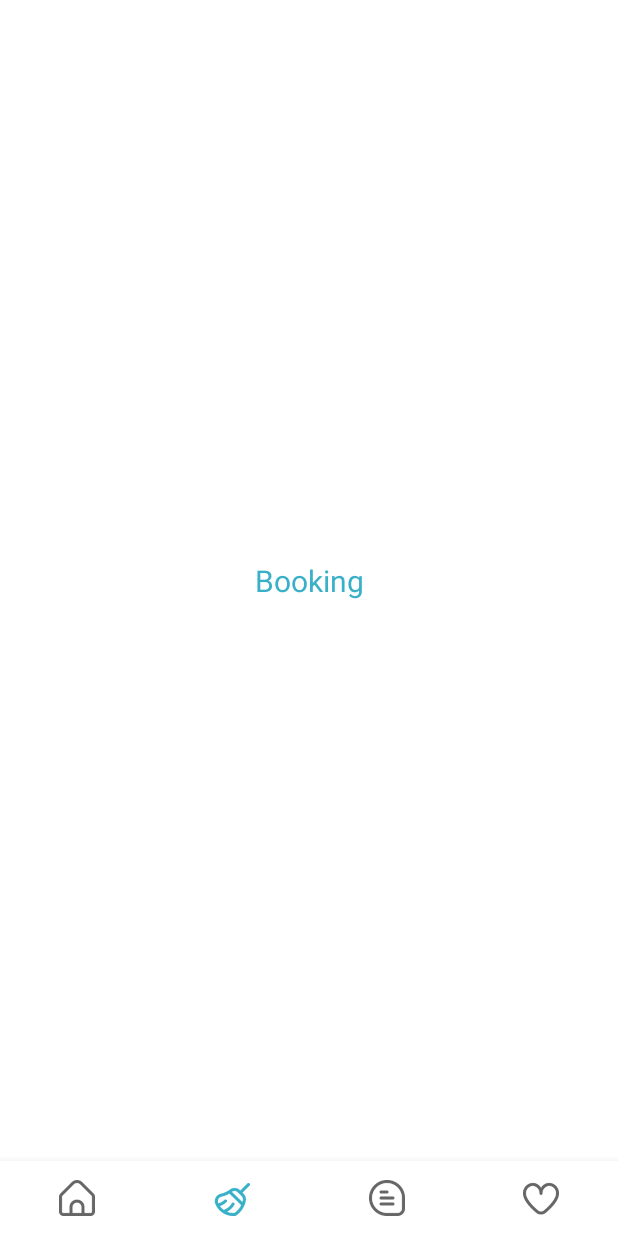
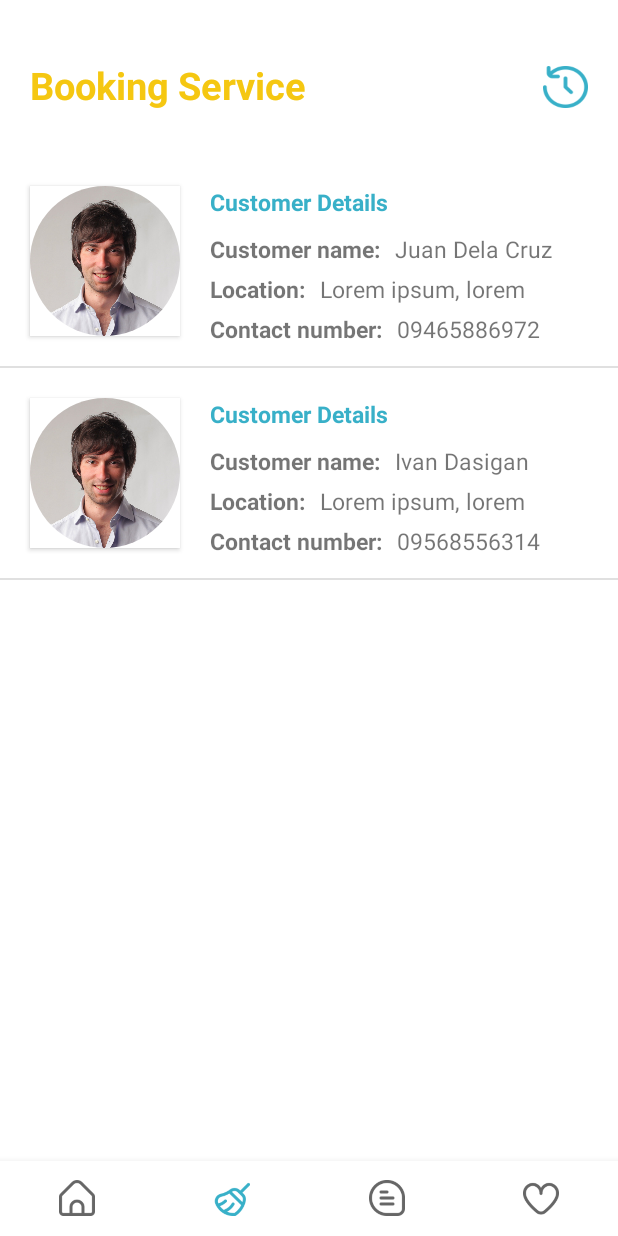
Before and after one commit to Ranz-prog/DustNShine_CustomerApp, an Android app: the FragmentHome screen opened directly, with no data from a screen before it, item 2 of the bottom bar chosen, on a phone screen of 412 x 824 dp. Run offline under Robolectric (Android 15) with nearby library versions, the phone set to English and light mode, and no system bars; our stand-ins replace CircleImageView.

Commit message:
UI Updates
Updated Home fragment, added Booking layout, models, and adapters, added drawables

```diff
--- /dev/null
+++ b/app/src/main/java/com/example/dustnshine/Models/booking_model.java
@@ -0,0 +1,46 @@
+package com.example.dustnshine.Models;
+
+public class booking_model {
+
+    private int customerImg;
+    private  String customerName, customerLocation,customerContact;
+
+    public booking_model(int customerImg, String customerName, String customerLocation, String customerContact) {
+        this.customerImg = customerImg;
+        this.customerName = customerName;
+        this.customerLocation = customerLocation;
+        this.customerContact = customerContact;
+    }
+
+    public int getCustomerImg() {
+        return customerImg;
+    }
+
+    public void setCustomerImg(int customerImg) {
+        this.customerImg = customerImg;
+    }
+
+    public String getCustomerName() {
+        return customerName;
+    }
+
+    public void setCustomerName(String customerName) {
+        this.customerName = customerName;
+    }
+
+    public String getCustomerLocation() {
+        return customerLocation;
+    }
+
+    public void setCustomerLocation(String customerLocation) {
+        this.customerLocation = customerLocation;
+    }
+
+    public String getCustomerContact() {
+        return customerContact;
+    }
+
+    public void setCustomerContact(String customerContact) {
+        this.customerContact = customerContact;
+    }
+}
--- a/app/src/main/java/com/example/dustnshine/Models/recommendation_model.java
+++ b/app/src/main/java/com/example/dustnshine/Models/recommendation_model.java
@@ -3,11 +3,13 @@ package com.example.dustnshine.Models;
 public class recommendation_model {
 
     private int companyImg;
-    private  String companyName;
+    private  String companyName,companyLocation,companyRating;
 
-    public recommendation_model(int companyImg, String companyName) {
+    public recommendation_model(int companyImg, String companyName, String companyLocation, String companyRating) {
         this.companyImg = companyImg;
         this.companyName = companyName;
+        this.companyLocation = companyLocation;
+        this.companyRating = companyRating;
     }
 
     public int getCompanyImg() {
@@ -25,4 +27,20 @@ public class recommendation_model {
     public void setCompanyName(String companyName) {
         this.companyName = companyName;
     }
+
+    public String getCompanyLocation() {
+        return companyLocation;
+    }
+
+    public void setCompanyLocation(String companyLocation) {
+        this.companyLocation = companyLocation;
+    }
+
+    public String getCompanyRating() {
+        return companyRating;
+    }
+
+    public void setCompanyRating(String companyRating) {
+        this.companyRating = companyRating;
+    }
 }
--- /dev/null
+++ b/app/src/main/java/com/example/dustnshine/adapter/booking_adapter.java
@@ -0,0 +1,67 @@
+package com.example.dustnshine.adapter;
+
+
+
+import android.view.LayoutInflater;
+import android.view.View;
+import android.view.ViewGroup;
+import android.widget.ImageView;
+import android.widget.TextView;
+
+import androidx.annotation.NonNull;
+import androidx.recyclerview.widget.RecyclerView;
+
+import com.example.dustnshine.Models.booking_model;
+import com.example.dustnshine.R;
+
+import java.util.List;
+
+public class booking_adapter extends RecyclerView.Adapter<booking_adapter.ViewHolder>{
+
+    List<booking_model> bookingModelList;
+
+    public booking_adapter(List<booking_model> bookingModelList) {
+        this.bookingModelList = bookingModelList;
+    }
+
+    @NonNull
+    @Override
+    public booking_adapter.ViewHolder onCreateViewHolder(@NonNull ViewGroup parent, int viewType) {
+        View view = LayoutInflater.from(parent.getContext()).inflate(R.layout.content_booking, parent, false);
+        booking_adapter.ViewHolder viewHolder = new booking_adapter.ViewHolder(view);
+
+        return viewHolder;
+    }
+
+    @Override
+    public void onBindViewHolder(@NonNull booking_adapter.ViewHolder holder, int position) {
+
+        holder.customerImg.setImageResource(bookingModelList.get(position).getCustomerImg());
+        holder.customerName.setText(bookingModelList.get(position).getCustomerName());
+        holder.customerLoc.setText(bookingModelList.get(position).getCustomerLocation());
+        holder.customerNum.setText(bookingModelList.get(position).getCustomerContact());
+
+
+    }
+
+    @Override
+    public int getItemCount() {
+        return bookingModelList.size();
+    }
+
+    public class ViewHolder extends RecyclerView.ViewHolder{
+
+        private ImageView customerImg;
+        private TextView customerName, customerLoc,customerNum;
+
+        public ViewHolder(@NonNull View itemView) {
+            super(itemView);
+
+            customerImg = itemView.findViewById(R.id.clientImage);
+            customerName = itemView.findViewById(R.id.customerNameBooking);
+            customerLoc = itemView.findViewById(R.id.customerLocationBooking);
+            customerNum = itemView.findViewById(R.id.contactNumberBooking);
+
+        }
+    }
+}
--- a/app/src/main/java/com/example/dustnshine/adapter/recommendation_adapter.java
+++ b/app/src/main/java/com/example/dustnshine/adapter/recommendation_adapter.java
@@ -38,6 +38,8 @@ public class recommendation_adapter extends RecyclerView.Adapter<recommendation_
 
         holder.companyImage.setImageResource(recommendationModelList.get(position).getCompanyImg());
         holder.companyName.setText(recommendationModelList.get(position).getCompanyName());
+        holder.companyLocation.setText(recommendationModelList.get(position).getCompanyLocation());
+        holder.companyRating.setText(recommendationModelList.get(position).getCompanyRating());
 
 
     }
@@ -50,13 +52,15 @@ public class recommendation_adapter extends RecyclerView.Adapter<recommendation_
     public class ViewHolder extends RecyclerView.ViewHolder{
 
         private ImageView companyImage;
-        private TextView companyName;
+        private TextView companyName,companyLocation,companyRating;
 
         public ViewHolder(@NonNull View itemView) {
             super(itemView);
 
             companyImage = itemView.findViewById(R.id.companyImg);
             companyName = itemView.findViewById(R.id.companyNameTV);
+            companyLocation = itemView.findViewById(R.id.companyLocationTV);
+            companyRating = itemView.findViewById(R.id.companyRatingTV);
 
         }
     }
--- a/app/src/main/java/com/example/dustnshine/ui/FragmentBooking.java
+++ b/app/src/main/java/com/example/dustnshine/ui/FragmentBooking.java
@@ -5,18 +5,58 @@ import android.view.LayoutInflater;
 import android.view.View;
 import android.view.ViewGroup;
 
+import androidx.annotation.NonNull;
+import androidx.annotation.Nullable;
 import androidx.fragment.app.Fragment;
+import androidx.recyclerview.widget.DividerItemDecoration;
+import androidx.recyclerview.widget.LinearLayoutManager;
+import androidx.recyclerview.widget.RecyclerView;
 
+import com.example.dustnshine.Models.booking_model;
 import com.example.dustnshine.R;
+import com.example.dustnshine.adapter.booking_adapter;
+
+import java.util.ArrayList;
+import java.util.List;
 
 public class FragmentBooking extends Fragment {
-    public FragmentBooking(){
+    private RecyclerView bookingRecycler;
+    private View view;
+    private List<booking_model> bookingModelList;
+
+    @Nullable
+    @Override
+    public View onCreateView(@NonNull LayoutInflater inflater, @Nullable ViewGroup container, @Nullable Bundle savedInstanceState) {
+
+
+        view = inflater.inflate(R.layout.fragment_booking,container,false);
+
+        bookingRecycler = view.findViewById(R.id.bookingList);
+        bookingRecycler.setHasFixedSize(true);
+        bookingRecycler.setLayoutManager(new LinearLayoutManager(getContext()));
+
+
+
+        bookingRecycler.setAdapter(new booking_adapter(bookingModels()));
+
+        RecyclerView.ItemDecoration divider = new DividerItemDecoration(getContext(), DividerItemDecoration.VERTICAL);
+        bookingRecycler.addItemDecoration(divider);
+
+        return view;
+    }
+
+    private List<booking_model> bookingModels(){
+
+        bookingModelList = new ArrayList<>();
+
+        bookingModelList.add(new booking_model(R.drawable.user,
+                "Juan Dela Cruz", "Lorem ipsum, lorem","09465886972"));
+        bookingModelList.add(new booking_model(R.drawable.user,
+                "Ivan Dasigan", "Lorem ipsum, lorem","09568556314"));
+
+        return bookingModelList;
+
+
 
     }
-
-    @Override
-    public View onCreateView(LayoutInflater inflater, ViewGroup container, Bundle savedInstanceState) {
-
-        return inflater.inflate(R.layout.fragment_booking, container, false);
-    }
 }
--- a/app/src/main/java/com/example/dustnshine/ui/FragmentHome.java
+++ b/app/src/main/java/com/example/dustnshine/ui/FragmentHome.java
@@ -70,13 +70,13 @@ public class FragmentHome extends Fragment {
         recommendationModelList = new ArrayList<>();
 
         recommendationModelList.add(new recommendation_model(R.drawable.company1,
-                "Clean Solutions"));
+                "Clean Solutions","Dagupan City","5/5"));
         recommendationModelList.add(new recommendation_model(R.drawable.company2,
-                "Super Clean"));
+                "Super Clean","Dagupan City","5/5"));
         recommendationModelList.add(new recommendation_model(R.drawable.company1,
-                "Clean Solutions"));
+                "Clean Solutions","Dagupan City","5/5"));
         recommendationModelList.add(new recommendation_model(R.drawable.company2,
-                "Super Clean"));
+                "Super Clean","Dagupan City","5/5"));
 
         return recommendationModelList;
 
--- a/app/src/main/res/layout/booked_service_layout.xml
+++ /dev/null
@@ -1,59 +0,0 @@
-<?xml version="1.0" encoding="utf-8"?>
-<RelativeLayout xmlns:android="http://schemas.android.com/apk/res/android"
-    android:layout_width="match_parent"
-    android:layout_height="match_parent"
-    xmlns:app="http://schemas.android.com/apk/res-auto">
-
-    <androidx.cardview.widget.CardView
-        android:layout_width="80dp"
-        android:layout_height="80dp"
-        android:layout_gravity="center_horizontal"
-        android:elevation="0dp"
-        android:layout_margin="20dp"
-        android:innerRadius="0dp"
-        android:shape="ring"
-        app:cardCornerRadius="100dp">
-
-        <ImageView
-            android:layout_width="match_parent"
-            android:layout_height="match_parent"
-            android:layout_gravity="center_horizontal"
-            android:src="@drawable/ic_dustnshine_logo" />
-
-    </androidx.cardview.widget.CardView>
-
-    <LinearLayout
-        android:layout_width="wrap_content"
-        android:layout_height="wrap_content"
-        android:orientation="vertical"
-        android:layout_marginTop="20dp"
-        android:layout_marginStart="120dp">
-
-        <TextView
-            android:layout_width="wrap_content"
-            android:layout_height="wrap_content"
-            android:text="@string/customerdetails"
-            android:textSize="15sp"
-            android:textColor="@color/app_theme_blue"/>
-
-        <TextView
-            android:layout_width="wrap_content"
-            android:layout_height="wrap_content"
-            android:text="@string/customername"
-            android:textSize="15sp"/>
-
-        <TextView
-            android:layout_width="wrap_content"
-            android:layout_height="wrap_content"
-            android:text="@string/locationdetails"
-            android:textSize="15sp"/>
-
-        <TextView
-            android:layout_width="wrap_content"
-            android:layout_height="wrap_content"
-            android:text="@string/contactnumber"
-            android:textSize="15sp"/>
-
-    </LinearLayout>
-
-</RelativeLayout>
--- /dev/null
+++ b/app/src/main/res/layout/content_booking.xml
@@ -0,0 +1,109 @@
+<?xml version="1.0" encoding="utf-8"?>
+<RelativeLayout xmlns:android="http://schemas.android.com/apk/res/android"
+    android:layout_width="wrap_content"
+    android:layout_height="wrap_content"
+    xmlns:app="http://schemas.android.com/apk/res-auto">
+
+    <androidx.cardview.widget.CardView
+        android:id="@+id/cardView"
+        android:layout_width="100dp"
+        android:layout_height="100dp"
+        android:layout_gravity="center_horizontal"
+
+        android:elevation="0dp"
+        android:layout_margin="20dp"
+        android:innerRadius="0dp"
+        android:shape="ring"
+        app:cardCornerRadius="00dp">
+
+        <de.hdodenhof.circleimageview.CircleImageView
+            android:id="@+id/clientImage"
+            android:layout_width="match_parent"
+            android:layout_height="match_parent"
+            android:src="@drawable/user" />
+
+
+    </androidx.cardview.widget.CardView>
+
+    <RelativeLayout
+        android:layout_width="wrap_content"
+        android:layout_height="wrap_content"
+        android:layout_marginStart="0dp"
+        android:layout_marginTop="20dp"
+        android:layout_toRightOf="@+id/cardView">
+
+        <TextView
+            android:id="@+id/detailsTv"
+            android:layout_width="wrap_content"
+            android:layout_height="wrap_content"
+            android:text="@string/customerdetails"
+            android:textColor="@color/app_theme_blue"
+            android:textSize="15sp"
+            android:textStyle="bold"/>
+
+        <TextView
+            android:id="@+id/nameTv"
+            android:layout_width="wrap_content"
+            android:layout_height="wrap_content"
+            android:layout_below="@id/detailsTv"
+            android:layout_marginTop="10dp"
+            android:text="@string/customername"
+            android:textSize="15sp"
+            android:textStyle="bold" />
+
+        <TextView
+            android:id="@+id/customerNameBooking"
+            android:layout_width="wrap_content"
+            android:layout_height="wrap_content"
+            android:layout_below="@+id/detailsTv"
+            android:layout_marginLeft="10dp"
+            android:layout_marginTop="10dp"
+            android:layout_toRightOf="@+id/nameTv"
+            android:text="@string/customername"
+            android:textSize="15sp" />
+
+        <TextView
+            android:id="@+id/locTv"
+            android:layout_width="wrap_content"
+            android:layout_height="wrap_content"
+            android:layout_below="@+id/nameTv"
+            android:layout_marginTop="5dp"
+            android:text="@string/locationdetails"
+            android:textSize="15sp"
+            android:textStyle="bold" />
+
+        <TextView
+            android:id="@+id/customerLocationBooking"
+            android:layout_width="wrap_content"
+            android:layout_height="wrap_content"
+            android:layout_below="@+id/nameTv"
+            android:layout_marginLeft="10dp"
+            android:layout_marginTop="5dp"
+            android:layout_toRightOf="@+id/locTv"
+            android:text="@string/location"
+            android:textSize="15sp" />
+
+        <TextView
+            android:id="@+id/conTv"
+            android:layout_width="wrap_content"
+            android:layout_height="wrap_content"
+            android:layout_below="@+id/locTv"
+            android:layout_marginTop="5dp"
+            android:text="@string/contactnumber"
+            android:textSize="15sp"
+            android:textStyle="bold" />
+
+        <TextView
+            android:id="@+id/contactNumberBooking"
+            android:layout_width="wrap_content"
+            android:layout_height="wrap_content"
+            android:layout_below="@+id/locTv"
+            android:layout_marginLeft="10dp"
+            android:layout_marginTop="5dp"
+            android:layout_toRightOf="@+id/conTv"
+            android:text="@string/contactnumber"
+            android:textSize="15sp" />
+
+    </RelativeLayout>
+
+</RelativeLayout>
--- a/app/src/main/res/layout/favorite_company_layout.xml
+++ b/app/src/main/res/layout/content_favorite_company.xml
@@ -1,7 +1,7 @@
 <?xml version="1.0" encoding="utf-8"?>
 <RelativeLayout xmlns:android="http://schemas.android.com/apk/res/android"
-    android:layout_width="match_parent"
-    android:layout_height="match_parent"
+    android:layout_width="wrap_content"
+    android:layout_height="wrap_content"
     xmlns:app="http://schemas.android.com/apk/res-auto">
 
     <androidx.cardview.widget.CardView
@@ -9,11 +9,13 @@
         android:layout_height="200dp"
         android:layout_margin="15dp"
         android:layout_marginBottom="80dp"
-        app:cardCornerRadius="7dp">
+        app:cardCornerRadius="15dp">
 
         <ImageView
             android:layout_width="match_parent"
-            android:layout_height="match_parent"/>
+            android:layout_height="match_parent"
+            android:src="@drawable/company1"
+            android:scaleType="fitXY"/>
 
         <RelativeLayout
             android:layout_width="match_parent"
--- a/app/src/main/res/layout/content_recommendation.xml
+++ b/app/src/main/res/layout/content_recommendation.xml
@@ -5,6 +5,10 @@
     android:orientation="vertical"
     android:layout_marginRight="10dp"
     >
+    <androidx.cardview.widget.CardView
+        android:layout_width="match_parent"
+        android:layout_height="match_parent"
+        app:cardCornerRadius="15dp">
 
     <ImageView
         android:id="@+id/companyImg"
@@ -13,16 +17,55 @@
         android:scaleType="fitXY"
         app:srcCompat="@drawable/company1" />
 
+        <RelativeLayout
+            android:layout_width="match_parent"
+            android:layout_height="wrap_content"
+            >
+
         <TextView
             android:id="@+id/companyNameTV"
             android:layout_width="wrap_content"
             android:layout_height="wrap_content"
             android:layout_marginStart="10dp"
-        android:layout_marginTop="150dp"
+            android:layout_marginTop="120dp"
             android:text="Clean Solutions"
             android:textColor="@color/app_theme_blue"
             android:textSize="20sp"
             android:textStyle="bold" />
 
+            <TextView
+                android:id="@+id/companyLocationTV"
+                android:layout_width="wrap_content"
+                android:layout_height="wrap_content"
+                android:layout_below="@+id/companyNameTV"
+
+                android:layout_marginStart="10dp"
+                android:text="location"
+                android:textColor="@color/white"
+                android:textSize="13sp" />
+
+            <TextView
+                android:id="@+id/companyRatingTV"
+                android:layout_width="wrap_content"
+                android:layout_height="wrap_content"
+                android:layout_below="@+id/companyLocationTV"
+                android:layout_alignParentEnd="true"
+                android:layout_marginStart="5dp"
+                android:layout_marginEnd="15dp"
+                android:text="rating"
+                android:textColor="@color/white"
+                android:textSize="13sp" />
+
+            <ImageView
+                android:id="@+id/star"
+                android:layout_below="@+id/companyLocationTV"
+                android:layout_width="20sp"
+                android:layout_height="20sp"
+                android:layout_toLeftOf="@+id/companyRatingTV"
+
+                app:srcCompat="@drawable/star" />
 
         </RelativeLayout>
+    </androidx.cardview.widget.CardView>
+
+</RelativeLayout>
--- a/app/src/main/res/layout/fragment_booking.xml
+++ b/app/src/main/res/layout/fragment_booking.xml
@@ -1,19 +1,52 @@
 <?xml version="1.0" encoding="utf-8"?>
-<androidx.constraintlayout.widget.ConstraintLayout xmlns:android="http://schemas.android.com/apk/res/android"
+<ScrollView xmlns:android="http://schemas.android.com/apk/res/android"
     xmlns:app="http://schemas.android.com/apk/res-auto"
     android:layout_width="match_parent"
     android:layout_height="match_parent">
 
+    <RelativeLayout
+        android:layout_width="match_parent"
+        android:layout_height="wrap_content">
+
+
     <TextView
-        android:id="@+id/bookingFragment"
+        android:id="@+id/MangeAccTV"
         android:layout_width="wrap_content"
         android:layout_height="wrap_content"
-        android:text="Booking"
-        android:textColor="@color/app_theme_blue"
-        android:textSize="20sp"
-        app:layout_constraintBottom_toBottomOf="parent"
-        app:layout_constraintEnd_toEndOf="parent"
-        app:layout_constraintStart_toStartOf="parent"
-        app:layout_constraintTop_toTopOf="parent" />
+        android:layout_alignParentTop="true"
+        android:layout_marginStart="20dp"
+        android:layout_marginTop="39dp"
+        android:text="Booking Service"
+        android:textColor="@color/app_theme_gold"
+        android:textSize="25dp"
+        android:textStyle="bold" />
 
-</androidx.constraintlayout.widget.ConstraintLayout>
+        <androidx.appcompat.widget.AppCompatButton
+            android:id="@+id/bookingHistoryBtn"
+            android:layout_width="30dp"
+            android:layout_height="28dp"
+            android:layout_alignParentTop="true"
+            android:layout_alignParentEnd="true"
+            android:layout_marginHorizontal="50dp"
+            android:layout_marginStart="50dp"
+            android:layout_marginTop="44dp"
+            android:layout_marginEnd="20dp"
+            android:background="@drawable/time_past"
+            android:backgroundTint="@color/app_theme_blue" />
+        <RelativeLayout
+            android:id="@+id/middleSide"
+            android:layout_width="match_parent"
+            android:layout_height="wrap_content"
+            android:layout_below="@+id/MangeAccTV"
+            android:layout_marginTop="10dp"
+            android:orientation="vertical">
+
+
+            <androidx.recyclerview.widget.RecyclerView
+                android:id="@+id/bookingList"
+                android:layout_width="match_parent"
+                android:layout_height="wrap_content"
+                android:layout_marginTop="20dp" />
+        </RelativeLayout>
+    </RelativeLayout>
+</ScrollView>
```
Also changed, not shown: app/src/main/res/drawable-v24/heart_red.png (added), app/src/main/res/drawable-v24/star.png (added), app/src/main/res/drawable-v24/time_past.png (added). Lines whose indentation alone changed are shown as unchanged.
